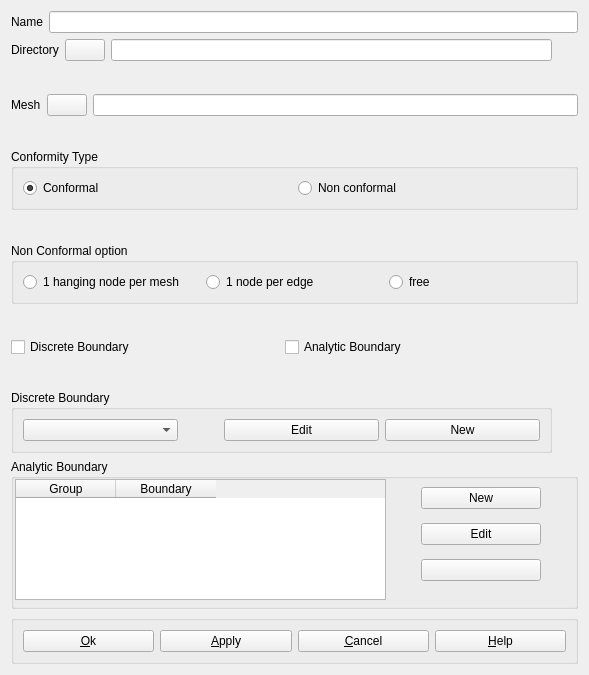
The window that src/HOMARDGUI/CreateCase.ui (jschueller/homard) describes before a commit, drawn with Qt 5.
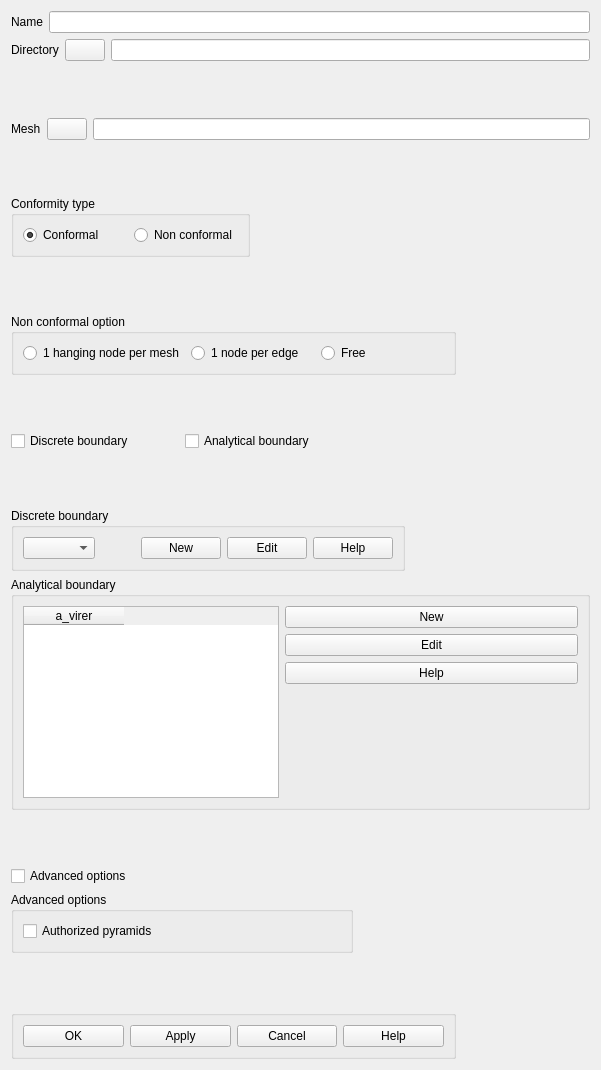
The same window after the commit.

Diff of the .ui file:
```diff
--- a/src/HOMARDGUI/CreateCase.ui
+++ b/src/HOMARDGUI/CreateCase.ui
@@ -1,39 +1,45 @@
 <ui version="4.0" >
  <class>CreateCase</class>
- <widget class="QDialog" name="CreateCase" >
-  <property name="geometry" >
+ <widget class="QDialog" name="CreateCase">
+  <property name="geometry">
    <rect>
     <x>0</x>
     <y>0</y>
-    <width>589</width>
-    <height>675</height>
+    <width>601</width>
+    <height>1070</height>
    </rect>
   </property>
-  <property name="sizePolicy" >
-   <sizepolicy vsizetype="MinimumExpanding" hsizetype="MinimumExpanding" >
+  <property name="sizePolicy">
+   <sizepolicy hsizetype="Fixed" vsizetype="Fixed">
     <horstretch>0</horstretch>
     <verstretch>0</verstretch>
    </sizepolicy>
   </property>
-  <property name="windowTitle" >
-   <string>Create Case</string>
+  <property name="windowTitle">
+   <string>Create a case</string>
   </property>
-  <property name="autoFillBackground" >
-   <bool>false</bool>
+  <property name="autoFillBackground">
+   <bool>true</bool>
   </property>
-  <layout class="QGridLayout" name="gridLayout_2" >
-   <item row="0" column="0" colspan="2" >
-    <layout class="QHBoxLayout" name="horizontalLayout_5" >
+  <layout class="QGridLayout" name="gridLayout_2">
+   <item row="0" column="0" colspan="4">
+    <layout class="QHBoxLayout">
+     <property name="spacing">
+      <number>6</number>
+     </property>
+     <property name="margin">
+      <number>0</number>
+     </property>
      <item>
-      <widget class="QLabel" name="Name" >
-       <property name="text" >
+      <widget class="QLabel" name="Name">
+       <property name="text">
         <string>Name</string>
        </property>
       </widget>
      </item>
      <item>
-      <widget class="QLineEdit" name="LECaseName" >
-       <property name="minimumSize" >
+      <widget class="QLineEdit" name="LECaseName">
+       <property name="minimumSize">
         <size>
          <width>382</width>
          <height>21</height>
@@ -43,28 +49,34 @@
      </item>
     </layout>
    </item>
-   <item row="1" column="0" >
-    <layout class="QHBoxLayout" name="horizontalLayout_4" >
+   <item row="1" column="0" colspan="4">
+    <layout class="QHBoxLayout">
+     <property name="spacing">
+      <number>6</number>
+     </property>
+     <property name="margin">
+      <number>0</number>
+     </property>
      <item>
-      <widget class="QLabel" name="Directory" >
-       <property name="text" >
+      <widget class="QLabel" name="Directory">
+       <property name="text">
         <string>Directory</string>
        </property>
       </widget>
      </item>
      <item>
-      <widget class="QPushButton" name="PushDir" >
-       <property name="text" >
+      <widget class="QPushButton" name="PushDir">
+       <property name="text">
         <string/>
        </property>
-       <property name="autoDefault" >
+       <property name="autoDefault">
         <bool>false</bool>
        </property>
       </widget>
      </item>
      <item>
-      <widget class="QLineEdit" name="LEDirName" >
-       <property name="minimumSize" >
+      <widget class="QLineEdit" name="LEDirName">
+       <property name="minimumSize">
         <size>
          <width>382</width>
          <height>21</height>
@@ -74,28 +86,47 @@
      </item>
     </layout>
    </item>
-   <item row="3" column="0" colspan="2" >
-    <layout class="QHBoxLayout" name="horizontalLayout_3" >
+   <item row="2" column="1">
+    <spacer>
+     <property name="orientation">
+      <enum>Qt::Vertical</enum>
+     </property>
+     <property name="sizeHint" stdset="0">
+      <size>
+       <width>20</width>
+       <height>18</height>
+      </size>
+     </property>
+    </spacer>
+   </item>
+   <item row="3" column="0" colspan="4">
+    <layout class="QHBoxLayout">
+     <property name="spacing">
+      <number>6</number>
+     </property>
+     <property name="margin">
+      <number>0</number>
+     </property>
      <item>
-      <widget class="QLabel" name="Mesh_2" >
-       <property name="text" >
+      <widget class="QLabel" name="Mesh_2">
+       <property name="text">
         <string>Mesh</string>
        </property>
       </widget>
      </item>
      <item>
-      <widget class="QPushButton" name="PushFichier" >
-       <property name="text" >
+      <widget class="QPushButton" name="PushFichier">
+       <property name="text">
         <string/>
        </property>
-       <property name="autoDefault" >
+       <property name="autoDefault">
         <bool>false</bool>
        </property>
       </widget>
      </item>
      <item>
-      <widget class="QLineEdit" name="LEFileName" >
-       <property name="minimumSize" >
+      <widget class="QLineEdit" name="LEFileName">
+       <property name="minimumSize">
         <size>
          <width>382</width>
          <height>21</height>
@@ -105,12 +136,12 @@
      </item>
     </layout>
    </item>
-   <item row="4" column="0" >
-    <spacer name="verticalSpacer_2" >
-     <property name="orientation" >
+   <item row="4" column="1" colspan="3">
+    <spacer>
+     <property name="orientation">
       <enum>Qt::Vertical</enum>
      </property>
-     <property name="sizeHint" stdset="0" >
+     <property name="sizeHint" stdset="0">
       <size>
        <width>20</width>
        <height>0</height>
@@ -118,40 +149,44 @@
      </property>
     </spacer>
    </item>
-   <item row="5" column="0" colspan="2" >
-    <widget class="QGroupBox" name="GBTypeConf" >
-     <property name="title" >
-      <string>Conformity Type</string>
+   <item row="5" column="0">
+    <widget class="QGroupBox" name="GBTypeConf">
+     <property name="title">
+      <string>Conformity type</string>
      </property>
-     <layout class="QHBoxLayout" name="horizontalLayout" >
+     <layout class="QHBoxLayout">
+      <property name="spacing">
+       <number>6</number>
+      </property>
+      <property name="margin">
+       <number>9</number>
+      </property>
       <item>
-       <widget class="QRadioButton" name="RBConforme" >
-        <property name="text" >
+       <widget class="QRadioButton" name="RBConforme">
+        <property name="text">
          <string>Conformal</string>
         </property>
-        <property name="checked" >
+        <property name="checked">
          <bool>true</bool>
         </property>
        </widget>
       </item>
       <item>
-       <widget class="QRadioButton" name="RBNonConforme" >
-        <property name="text" >
+       <widget class="QRadioButton" name="RBNonConforme">
+        <property name="text">
          <string>Non conformal</string>
         </property>
        </widget>
       </item>
      </layout>
-     <zorder>RBNonConforme</zorder>
-     <zorder>RBConforme</zorder>
     </widget>
    </item>
-   <item row="6" column="0" >
-    <spacer name="verticalSpacer_3" >
-     <property name="orientation" >
+   <item row="6" column="1">
+    <spacer>
+     <property name="orientation">
       <enum>Qt::Vertical</enum>
      </property>
-     <property name="sizeHint" stdset="0" >
+     <property name="sizeHint" stdset="0">
       <size>
        <width>20</width>
        <height>1</height>
@@ -159,42 +194,48 @@
      </property>
     </spacer>
    </item>
-   <item row="7" column="0" colspan="2" >
-    <widget class="QGroupBox" name="GBTypeNoConf" >
-     <property name="title" >
-      <string>Non Conformal option</string>
+   <item row="7" column="0" colspan="3">
+    <widget class="QGroupBox" name="GBTypeNoConf">
+     <property name="title">
+      <string>Non conformal option</string>
      </property>
-     <layout class="QHBoxLayout" name="horizontalLayout_2" >
+     <layout class="QHBoxLayout">
+      <property name="spacing">
+       <number>6</number>
+      </property>
+      <property name="margin">
+       <number>9</number>
+      </property>
       <item>
-       <widget class="QRadioButton" name="RB1NpM" >
-        <property name="text" >
+       <widget class="QRadioButton" name="RB1NpM">
+        <property name="text">
          <string>1 hanging node per mesh</string>
         </property>
        </widget>
       </item>
       <item>
-       <widget class="QRadioButton" name="RB1NpA" >
-        <property name="text" >
+       <widget class="QRadioButton" name="RB1NpA">
+        <property name="text">
          <string>1 node per edge</string>
         </property>
        </widget>
       </item>
       <item>
-       <widget class="QRadioButton" name="RBQuelconque" >
-        <property name="text" >
-         <string>free</string>
+       <widget class="QRadioButton" name="RBQuelconque">
+        <property name="text">
+         <string>Free</string>
         </property>
        </widget>
       </item>
      </layout>
     </widget>
    </item>
-   <item row="8" column="0" >
-    <spacer name="verticalSpacer_4" >
-     <property name="orientation" >
+   <item row="8" column="1" colspan="3">
+    <spacer>
+     <property name="orientation">
       <enum>Qt::Vertical</enum>
      </property>
-     <property name="sizeHint" stdset="0" >
+     <property name="sizeHint" stdset="0">
       <size>
        <width>20</width>
        <height>0</height>
@@ -202,30 +243,36 @@
      </property>
     </spacer>
    </item>
-   <item row="9" column="0" >
-    <layout class="QHBoxLayout" name="horizontalLayout_6" >
+   <item row="9" column="0" colspan="2">
+    <layout class="QHBoxLayout">
+     <property name="spacing">
+      <number>6</number>
+     </property>
+     <property name="margin">
+      <number>0</number>
+     </property>
      <item>
-      <widget class="QCheckBox" name="CBBoundaryD" >
-       <property name="text" >
-        <string>Discrete Boundary </string>
+      <widget class="QCheckBox" name="CBBoundaryD">
+       <property name="text">
+        <string>Discrete boundary</string>
        </property>
       </widget>
      </item>
      <item>
-      <widget class="QCheckBox" name="CBBoundaryA" >
-       <property name="text" >
-        <string>Analytic Boundary </string>
+      <widget class="QCheckBox" name="CBBoundaryA">
+       <property name="text">
+        <string>Analytical boundary</string>
        </property>
       </widget>
      </item>
     </layout>
    </item>
-   <item row="10" column="0" >
-    <spacer name="verticalSpacer_7" >
-     <property name="orientation" >
+   <item row="10" column="1">
+    <spacer>
+     <property name="orientation">
       <enum>Qt::Vertical</enum>
      </property>
-     <property name="sizeHint" stdset="0" >
+     <property name="sizeHint" stdset="0">
       <size>
        <width>20</width>
        <height>2</height>
@@ -233,37 +280,63 @@
      </property>
     </spacer>
    </item>
-   <item row="11" column="0" >
-    <widget class="QGroupBox" name="GBBoundaryD" >
-     <property name="sizePolicy" >
-      <sizepolicy vsizetype="MinimumExpanding" hsizetype="MinimumExpanding" >
+   <item row="11" column="0" colspan="3">
+    <widget class="QGroupBox" name="GBBoundaryD">
+     <property name="sizePolicy">
+      <sizepolicy hsizetype="Fixed" vsizetype="Fixed">
        <horstretch>0</horstretch>
        <verstretch>0</verstretch>
       </sizepolicy>
      </property>
-     <property name="title" >
-      <string>Discrete Boundary</string>
+     <property name="title">
+      <string>Discrete boundary</string>
      </property>
-     <layout class="QGridLayout" name="gridLayout_3" >
-      <item row="0" column="0" >
-       <widget class="QComboBox" name="CBBoundaryDi" >
-        <property name="currentIndex" >
+     <layout class="QGridLayout">
+      <property name="margin">
+       <number>9</number>
+      </property>
+      <property name="spacing">
+       <number>6</number>
+      </property>
+      <item row="0" column="3">
+       <widget class="QPushButton" name="PBBoundaryDiEdit">
+        <property name="text">
+         <string>Edit</string>
+        </property>
+        <property name="autoDefault">
+         <bool>false</bool>
+        </property>
+       </widget>
+      </item>
+      <item row="0" column="2">
+       <widget class="QPushButton" name="PBBoundaryDiNew">
+        <property name="text">
+         <string>New</string>
+        </property>
+        <property name="autoDefault">
+         <bool>false</bool>
+        </property>
+       </widget>
+      </item>
+      <item row="0" column="0">
+       <widget class="QComboBox" name="CBBoundaryDi">
+        <property name="currentIndex">
          <number>-1</number>
         </property>
-        <property name="sizeAdjustPolicy" >
+        <property name="sizeAdjustPolicy">
          <enum>QComboBox::AdjustToContents</enum>
         </property>
        </widget>
       </item>
-      <item row="0" column="1" >
-       <spacer name="spacer_2" >
-        <property name="orientation" >
+      <item row="0" column="1">
+       <spacer>
+        <property name="orientation">
          <enum>Qt::Horizontal</enum>
         </property>
-        <property name="sizeType" >
+        <property name="sizeType">
          <enum>QSizePolicy::Fixed</enum>
         </property>
-        <property name="sizeHint" stdset="0" >
+        <property name="sizeHint" stdset="0">
          <size>
           <width>40</width>
           <height>13</height>
@@ -271,22 +344,12 @@
         </property>
        </spacer>
       </item>
-      <item row="0" column="2" >
-       <widget class="QPushButton" name="PBBoundaryDiEdit" >
-        <property name="text" >
-         <string>Edit</string>
+      <item row="0" column="4">
+       <widget class="QPushButton" name="PBBoundaryDiHelp">
+        <property name="text">
+         <string>Help</string>
         </property>
-        <property name="autoDefault" >
-         <bool>false</bool>
-        </property>
-       </widget>
-      </item>
-      <item row="0" column="3" >
-       <widget class="QPushButton" name="PBBoundaryDiNew" >
-        <property name="text" >
-         <string>New</string>
-        </property>
-        <property name="autoDefault" >
+        <property name="autoDefault">
          <bool>false</bool>
         </property>
        </widget>
@@ -294,138 +357,195 @@
      </layout>
     </widget>
    </item>
-   <item row="12" column="0" colspan="2" >
-    <widget class="QGroupBox" name="GBBoundaryA" >
-     <property name="minimumSize" >
+   <item row="12" column="0" colspan="4">
+    <widget class="QGroupBox" name="GBBoundaryA">
+     <property name="minimumSize">
       <size>
        <width>548</width>
-       <height>150</height>
+       <height>200</height>
       </size>
      </property>
-     <property name="title" >
-      <string>Analytic Boundary</string>
+     <property name="title">
+      <string>Analytical boundary</string>
      </property>
-     <widget class="QTableWidget" name="TWBoundary" >
-      <property name="geometry" >
-       <rect>
-        <x>4</x>
-        <y>20</y>
-        <width>371</width>
-        <height>121</height>
-       </rect>
-      </property>
-      <property name="autoScrollMargin" >
-       <number>16</number>
-      </property>
-      <property name="editTriggers" >
-       <set>QAbstractItemView::AnyKeyPressed|QAbstractItemView::DoubleClicked|QAbstractItemView::EditKeyPressed|QAbstractItemView::SelectedClicked</set>
-      </property>
-      <property name="showGrid" >
-       <bool>true</bool>
-      </property>
-      <property name="rowCount" >
-       <number>0</number>
-      </property>
-      <property name="columnCount" >
-       <number>2</number>
-      </property>
-      <column>
-       <property name="text" >
-        <string>Group</string>
-       </property>
-      </column>
-      <column>
-       <property name="text" >
-        <string>Boundary</string>
-       </property>
-      </column>
-     </widget>
-     <widget class="QWidget" name="layoutWidget" >
-      <property name="geometry" >
-       <rect>
-        <x>410</x>
-        <y>20</y>
-        <width>120</width>
-        <height>110</height>
-       </rect>
-      </property>
-      <layout class="QVBoxLayout" name="verticalLayout_4" >
-       <item>
-        <widget class="QPushButton" name="PBBoundaryNew" >
-         <property name="text" >
-          <string>New</string>
+     <layout class="QFormLayout" name="formLayout">
+      <item row="0" column="0">
+       <widget class="QTableWidget" name="TWBoundary">
+        <property name="editTriggers">
+         <set>QAbstractItemView::AnyKeyPressed|QAbstractItemView::DoubleClicked|QAbstractItemView::EditKeyPressed|QAbstractItemView::SelectedClicked</set>
+        </property>
+        <property name="showGrid">
+         <bool>true</bool>
+        </property>
+        <property name="rowCount">
+         <number>0</number>
+        </property>
+        <property name="columnCount">
+         <number>1</number>
+        </property>
+        <column>
+         <property name="text">
+          <string>a_virer</string>
          </property>
-         <property name="autoDefault" >
-          <bool>false</bool>
-         </property>
-        </widget>
-       </item>
-       <item>
-        <widget class="QPushButton" name="PBBoundaryEdit" >
-         <property name="text" >
-          <string>Edit</string>
-         </property>
-         <property name="autoDefault" >
-          <bool>false</bool>
-         </property>
-        </widget>
-       </item>
-       <item>
-        <widget class="QPushButton" name="PBBoundaryDelete" >
-         <property name="text" >
-          <string/>
-         </property>
-         <property name="autoDefault" >
-          <bool>false</bool>
-         </property>
-        </widget>
-       </item>
-      </layout>
-     </widget>
+        </column>
+       </widget>
+      </item>
+      <item row="0" column="1">
+       <layout class="QGridLayout">
+        <property name="margin">
+         <number>0</number>
+        </property>
+        <property name="spacing">
+         <number>6</number>
+        </property>
+        <item row="1" column="0">
+         <widget class="QPushButton" name="PBBoundaryAnEdit">
+          <property name="text">
+           <string>Edit</string>
+          </property>
+          <property name="autoDefault">
+           <bool>false</bool>
+          </property>
+         </widget>
+        </item>
+        <item row="0" column="0">
+         <widget class="QPushButton" name="PBBoundaryAnNew">
+          <property name="text">
+           <string>New</string>
+          </property>
+          <property name="autoDefault">
+           <bool>false</bool>
+          </property>
+         </widget>
+        </item>
+        <item row="2" column="0">
+         <widget class="QPushButton" name="PBBoundaryAnHelp">
+          <property name="text">
+           <string>Help</string>
+          </property>
+          <property name="autoDefault">
+           <bool>false</bool>
+          </property>
+         </widget>
+        </item>
+       </layout>
+      </item>
+     </layout>
     </widget>
    </item>
-   <item row="13" column="0" colspan="2" >
-    <widget class="QGroupBox" name="GroupButtons" >
-     <property name="title" >
+   <item row="13" column="0">
+    <spacer name="spacer">
+     <property name="orientation">
+      <enum>Qt::Vertical</enum>
+     </property>
+     <property name="sizeHint" stdset="0">
+      <size>
+       <width>239</width>
+       <height>41</height>
+      </size>
+     </property>
+    </spacer>
+   </item>
+   <item row="14" column="0">
+    <widget class="QCheckBox" name="CBAdvanced">
+     <property name="text">
+      <string>Advanced options</string>
+     </property>
+    </widget>
+   </item>
+   <item row="15" column="0" colspan="2">
+    <widget class="QGroupBox" name="GBAdvancedOptions">
+     <property name="title">
+      <string>Advanced options</string>
+     </property>
+     <layout class="QGridLayout" name="gridLayout">
+      <item row="0" column="0">
+       <widget class="QCheckBox" name="CBPyramid">
+        <property name="text">
+         <string>Authorized pyramids</string>
+        </property>
+       </widget>
+      </item>
+     </layout>
+    </widget>
+   </item>
+   <item row="15" column="2" colspan="2">
+    <spacer name="spacer_3">
+     <property name="orientation">
+      <enum>Qt::Horizontal</enum>
+     </property>
+     <property name="sizeType">
+      <enum>QSizePolicy::Fixed</enum>
+     </property>
+     <property name="sizeHint" stdset="0">
+      <size>
+       <width>128</width>
+       <height>13</height>
+      </size>
+     </property>
+    </spacer>
+   </item>
+   <item row="16" column="0" colspan="2">
+    <spacer name="spacer_4">
+     <property name="orientation">
+      <enum>Qt::Vertical</enum>
+     </property>
+     <property name="sizeHint" stdset="0">
+      <size>
+       <width>239</width>
+       <height>41</height>
+      </size>
+     </property>
+    </spacer>
+   </item>
+   <item row="17" column="0" colspan="3">
+    <widget class="QGroupBox" name="GroupButtons">
+     <property name="title">
       <string/>
      </property>
-     <layout class="QGridLayout" name="gridLayout" >
-      <item row="0" column="0" >
-       <widget class="QPushButton" name="buttonOk" >
-        <property name="text" >
-         <string>&amp;Ok</string>
+     <layout class="QGridLayout">
+      <property name="margin">
+       <number>9</number>
+      </property>
+      <property name="spacing">
+       <number>6</number>
+      </property>
+      <item row="0" column="4">
+       <widget class="QPushButton" name="buttonHelp">
+        <property name="text">
+         <string>Help</string>
         </property>
-        <property name="autoDefault" >
+        <property name="autoDefault">
          <bool>false</bool>
         </property>
        </widget>
       </item>
-      <item row="0" column="1" >
-       <widget class="QPushButton" name="buttonApply" >
-        <property name="text" >
-         <string>&amp;Apply</string>
+      <item row="0" column="1">
+       <widget class="QPushButton" name="buttonApply">
+        <property name="text">
+         <string>Apply</string>
         </property>
-        <property name="autoDefault" >
+        <property name="autoDefault">
          <bool>false</bool>
         </property>
        </widget>
       </item>
-      <item row="0" column="2" >
-       <widget class="QPushButton" name="buttonCancel" >
-        <property name="text" >
-         <string>&amp;Cancel</string>
+      <item row="0" column="0">
+       <widget class="QPushButton" name="buttonOk">
+        <property name="text">
+         <string>OK</string>
         </property>
-        <property name="autoDefault" >
+        <property name="autoDefault">
          <bool>false</bool>
         </property>
        </widget>
       </item>
-      <item row="0" column="3" >
-       <widget class="QPushButton" name="buttonHelp" >
-        <property name="text" >
-         <string>&amp;Help</string>
+      <item row="0" column="2">
+       <widget class="QPushButton" name="buttonCancel">
+        <property name="text">
+         <string>Cancel</string>
         </property>
-        <property name="autoDefault" >
+        <property name="autoDefault">
          <bool>false</bool>
         </property>
        </widget>
@@ -433,15 +553,18 @@
      </layout>
     </widget>
    </item>
-   <item row="2" column="1" >
-    <spacer name="verticalSpacer_5" >
-     <property name="orientation" >
-      <enum>Qt::Vertical</enum>
+   <item row="17" column="3">
+    <spacer name="spacer_2">
+     <property name="orientation">
+      <enum>Qt::Horizontal</enum>
      </property>
-     <property name="sizeHint" stdset="0" >
+     <property name="sizeType">
+      <enum>QSizePolicy::Fixed</enum>
+     </property>
+     <property name="sizeHint" stdset="0">
       <size>
-       <width>20</width>
-       <height>18</height>
+       <width>128</width>
+       <height>25</height>
       </size>
      </property>
     </spacer>
```
Left out of the diff: 3 changed lines with no effect on the pictures.
